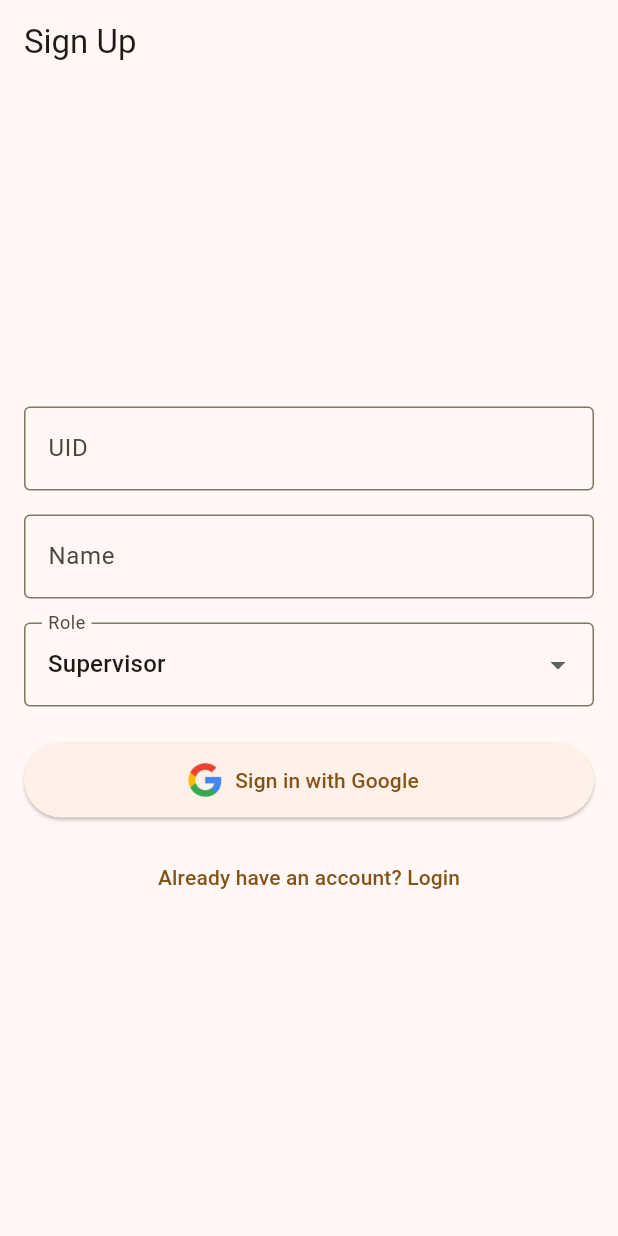
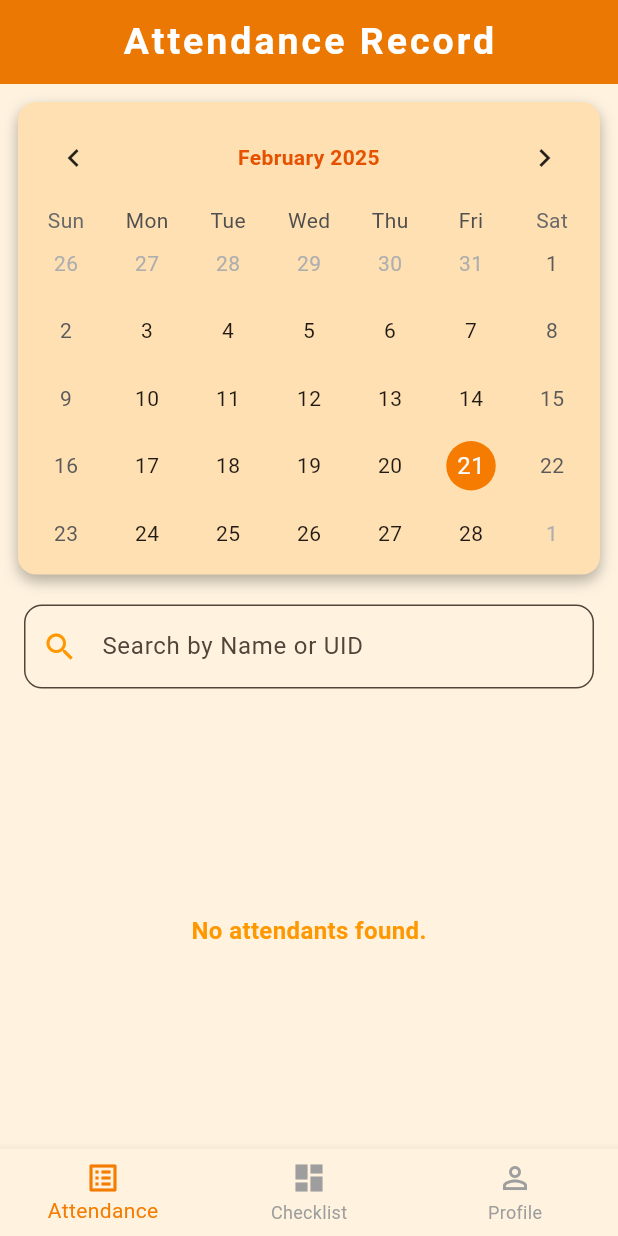
Before and after one commit to imhemish/smartclean, a Flutter app: the screen it shows after launch, on a phone screen of 412 x 824 dp. Run offline on Flutter 3.47's test engine with Material 3 defaults, Android fonts, the phone set to English and light mode, and no system bars; drawn by our look-alikes of table_calendar; our stand-ins replace cloud_firestore, firebase_auth, firebase_core, fluttertoast, google_sign_in, shared_preferences; accounts and stored records are empty; generated files the repository leaves out were written again.

Commit message:
Harsh soochi

```diff
--- a/lib/main.dart
+++ b/lib/main.dart
@@ -1,6 +1,9 @@
 import 'package:flutter/material.dart';
 import 'package:firebase_core/firebase_core.dart';
+import 'package:soochi/authentication/login_page.dart';
 import 'package:soochi/authentication/signup_page.dart';
+import 'package:soochi/views/admin_home_page.dart';
+import 'package:soochi/views/attendance_page.dart';
 import 'firebase_options.dart';
 
 void main() async {
@@ -17,12 +20,13 @@ class MyApp extends StatelessWidget {
   @override
   Widget build(BuildContext context) {
     return MaterialApp(
+      debugShowCheckedModeBanner: false,
       title: 'Soochi',
       theme: ThemeData(
         colorScheme: ColorScheme.fromSeed(seedColor: Colors.orange),
         useMaterial3: true,
       ),
-      home: const SignUpPage(),
+      home: AdminHomePage(),
     );
   }
 }
--- a/lib/models/attendance_record.dart
+++ b/lib/models/attendance_record.dart
@@ -42,7 +42,6 @@ class AttendanceRecord {
       print('Error saving AttendanceRecord: $e');
     }
   }
-
   static Future<void> toggleAttendance(String documentId) async {
     try {
       DocumentSnapshot doc = await attendanceRecords.doc(documentId).get();
--- /dev/null
+++ b/lib/views/admin_home_page.dart
@@ -0,0 +1,49 @@
+import 'package:flutter/material.dart';
+import 'package:soochi/views/profile_page_admin.dart';
+import 'package:soochi/views/checklist_page_admin.dart';
+import 'attendance_page.dart';
+class AdminHomePage extends StatefulWidget {
+  const AdminHomePage({super.key});
+
+  @override
+  State<AdminHomePage> createState() => _AdminHomePageState();
+}
+
+class _AdminHomePageState extends State<AdminHomePage> {
+  int _selectedIndex = 0;
+
+  final List<Widget> _pages = [
+    const AttendancePage(),
+    const ChecklistPageAdmin(),
+    const ProfilePageAdmin(),
+  ];
+
+  void _onItemTapped(int index) {
+    setState(() {
+      _selectedIndex = index;
+    });
+  }
+
+  @override
+  Widget build(BuildContext context) {
+    return Scaffold(
+      backgroundColor: Colors.orange[50],
+      body: IndexedStack(
+        index: _selectedIndex,
+        children: _pages,
+      ),
+      bottomNavigationBar: BottomNavigationBar(
+        currentIndex: _selectedIndex,
+        onTap: _onItemTapped,
+        selectedItemColor: Colors.orange[700],
+        unselectedItemColor: Colors.grey,
+        backgroundColor: Colors.orange[50],
+        items: const [
+          BottomNavigationBarItem(icon: Icon(Icons.list_alt), label: 'Attendance'),
+          BottomNavigationBarItem(icon: Icon(Icons.dashboard), label: 'Checklist'),
+          BottomNavigationBarItem(icon: Icon(Icons.person_outline), label: 'Profile'),
+        ],
+      ),
+    );
+  }
+}
--- /dev/null
+++ b/lib/views/attendance_page.dart
@@ -0,0 +1,226 @@
+import 'package:flutter/material.dart';
+import 'package:soochi/views/profile_page_admin.dart';
+import 'package:table_calendar/table_calendar.dart';
+import 'package:cloud_firestore/cloud_firestore.dart';
+import 'package:fluttertoast/fluttertoast.dart';
+import 'checklist_page_admin.dart';
+
+class AttendancePage extends StatefulWidget {
+  const AttendancePage({super.key});
+
+  @override
+  State<AttendancePage> createState() => _AttendancePageState();
+}
+
+class _AttendancePageState extends State<AttendancePage> {
+  late DateTime _selectedDate;
+  late DateTime _focusedDate;
+  Map<String, bool> attendanceStatus = {};
+  final TextEditingController _searchController = TextEditingController();
+  String _searchQuery = "";
+
+  @override
+  void initState() {
+    super.initState();
+    _selectedDate = DateTime.now();
+    _focusedDate = DateTime.now();
+  }
+
+  Stream<QuerySnapshot> _getAttendants() {
+    return FirebaseFirestore.instance
+        .collection('users')
+        .where('role', isEqualTo: 'Attendant')
+        .snapshots();
+  }
+
+  Future<void> _markAttendance(String uid, String name, bool isPresent) async {
+    setState(() {
+      attendanceStatus[uid] = isPresent;
+    });
+
+    await FirebaseFirestore.instance.collection('attendance').add({
+      'userID': uid,
+      'name': name,
+      'datentime': Timestamp.now(),
+      'present': isPresent,
+      'date': DateTime(_selectedDate.year, _selectedDate.month, _selectedDate.day),
+    });
+
+    Fluttertoast.showToast(
+      msg: isPresent ? "Marked Present" : "Marked Absent",
+      toastLength: Toast.LENGTH_LONG,
+      gravity: ToastGravity.SNACKBAR,
+      backgroundColor: isPresent ? Colors.red : Colors.green,
+      textColor: Colors.white,
+      fontSize: 16.0,
+    );
+  }
+
+  Future<void> _loadAttendanceStatus() async {
+    final startOfDay = DateTime(_selectedDate.year, _selectedDate.month, _selectedDate.day);
+    final endOfDay = startOfDay.add(const Duration(days: 1));
+
+    final attendanceSnapshot = await FirebaseFirestore.instance
+        .collection('attendance')
+        .where('date', isGreaterThanOrEqualTo: startOfDay)
+        .where('date', isLessThan: endOfDay)
+        .get();
+
+    setState(() {
+      attendanceStatus.clear();
+      for (var doc in attendanceSnapshot.docs) {
+        attendanceStatus[doc['userID']] = doc['present'];
+      }
+    });
+  }
+
+  @override
+  Widget build(BuildContext context) {
+    return Scaffold(
+      backgroundColor: Colors.orange[50],
+      appBar: AppBar(
+        centerTitle: true,
+        title: const Text(
+          'Attendance Record',
+          style: TextStyle(fontWeight: FontWeight.bold, fontSize: 25, color: Colors.white, letterSpacing: 2),
+        ),
+        backgroundColor: Colors.orange[700],
+        elevation: 5,
+      ),
+      body: Column(
+        children: [
+          Container(
+            margin: const EdgeInsets.all(12),
+            padding: const EdgeInsets.all(5),
+            decoration: BoxDecoration(
+              color: Colors.orange[100],
+              borderRadius: BorderRadius.circular(12),
+              boxShadow: [
+                BoxShadow(
+                  color: Colors.black.withOpacity(0.3),
+                  blurRadius: 8,
+                  offset: const Offset(0, 4),
+                ),
+              ],
+            ),
+            child: TableCalendar(
+              rowHeight: 45,
+              firstDay: DateTime.utc(2010, 10, 16),
+              lastDay: DateTime.now().add(const Duration(days: 365)),
+              focusedDay: _focusedDate,
+              selectedDayPredicate: (day) => isSameDay(_selectedDate, day),
+              onDaySelected: (selectedDay, focusedDay) {
+                setState(() {
+                  _selectedDate = selectedDay;
+                  _focusedDate = focusedDay;
+                });
+                _loadAttendanceStatus();
+              },
+              headerStyle: HeaderStyle(
+                formatButtonVisible: false,
+                titleCentered: true,
+                titleTextStyle: TextStyle(
+                  color: Colors.orange[900],
+                  fontWeight: FontWeight.bold,
+                ),
+              ),
+              calendarStyle: CalendarStyle(
+                selectedDecoration: BoxDecoration(
+                  color: Colors.orange[700],
+                  shape: BoxShape.circle,
+                ),
+                todayDecoration: BoxDecoration(
+                  color: Colors.orange[300],
+                  shape: BoxShape.circle,
+                ),
+              ),
+            ),
+          ),
+          Padding(
+            padding: const EdgeInsets.symmetric(horizontal: 16.0, vertical: 8),
+            child: TextField(
+              controller: _searchController,
+              onChanged: (value) {
+                setState(() {
+                  _searchQuery = value.toLowerCase();
+                });
+              },
+              decoration: InputDecoration(
+                hintText: "Search by Name or UID",
+                prefixIcon: const Icon(Icons.search, color: Colors.orange),
+                filled: true,
+                fillColor: Colors.orange[50],
+                border: OutlineInputBorder(
+                  borderRadius: BorderRadius.circular(12),
+                  borderSide: BorderSide(color: Colors.orange),
+                ),
+              ),
+            ),
+          ),
+          const SizedBox(height: 8),
+          Expanded(
+            child: StreamBuilder<QuerySnapshot>(
+              stream: _getAttendants(),
+              builder: (context, snapshot) {
+                if (snapshot.hasError) {
+                  return Center(child: Text('Error: ${snapshot.error}'));
+                }
+                if (snapshot.connectionState == ConnectionState.waiting) {
+                  return const Center(child: CircularProgressIndicator());
+                }
+
+                final users = snapshot.data!.docs.where((user) {
+                  final String name = user['name'].toLowerCase();
+                  final String uid = user['uid'].toLowerCase();
+                  return name.contains(_searchQuery) || uid.contains(_searchQuery);
+                }).toList();
+
+                if (users.isEmpty) {
+                  return const Center(
+                    child: Text(
+                      'No attendants found.',
+                      style: TextStyle(
+                        color: Colors.orange,
+                        fontSize: 16,
+                        fontWeight: FontWeight.bold,
+                      ),
+                    ),
+                  );
+                }
+
+                return ListView.builder(
+                  padding: const EdgeInsets.symmetric(horizontal: 12),
+                  itemCount: users.length,
+                  itemBuilder: (context, index) {
+                    final user = users[index];
+                    final String uid = user['uid'];
+                    final String name = user['name'];
+                    final bool isPresent = attendanceStatus[uid] ?? false;
+                    return Container(
+                      margin: const EdgeInsets.symmetric(vertical: 5),
+                      padding: const EdgeInsets.all(12),
+                      decoration: BoxDecoration(
+                        color: Colors.orange[100],
+                        borderRadius: BorderRadius.circular(12),
+                      ),
+                      child: ListTile(
+                        title: Text(name, style: const TextStyle(fontSize: 18, fontWeight: FontWeight.w600)),
+                        subtitle: Text('UID: $uid', style: TextStyle(fontSize: 14, color: Colors.grey[800])),
+                        trailing: Switch(
+                          value: isPresent,
+                          activeColor: Colors.green,
+                          inactiveThumbColor: Colors.orange,
+                          onChanged: (value) => _markAttendance(uid, name, value),
+                        ),
+                      ),
+                    );
+                  },
+                );
+              },
+            ),
+          ),
+        ],
+      ),
+    );
+  }
+}
--- a/pubspec.yaml
+++ b/pubspec.yaml
@@ -38,6 +38,9 @@ dependencies:
   cloud_firestore: ^5.6.4
   firebase_auth: ^5.5.0
   google_sign_in: ^6.1.5
+  table_calendar: ^3.0.9
+  shared_preferences: ^2.0.8
+  fluttertoast: ^8.2.12
 
 dev_dependencies:
   flutter_test:
```
Also changed, not shown: lib/authentication/login_page.dart (+87 -3 lines), lib/authentication/signup_page.dart (+74 -16 lines), lib/views/checklist_page_admin.dart (added, +25 -0 lines), lib/views/profile_page_admin.dart (added, +72 -0 lines), pubspec.lock, 1 other file.
